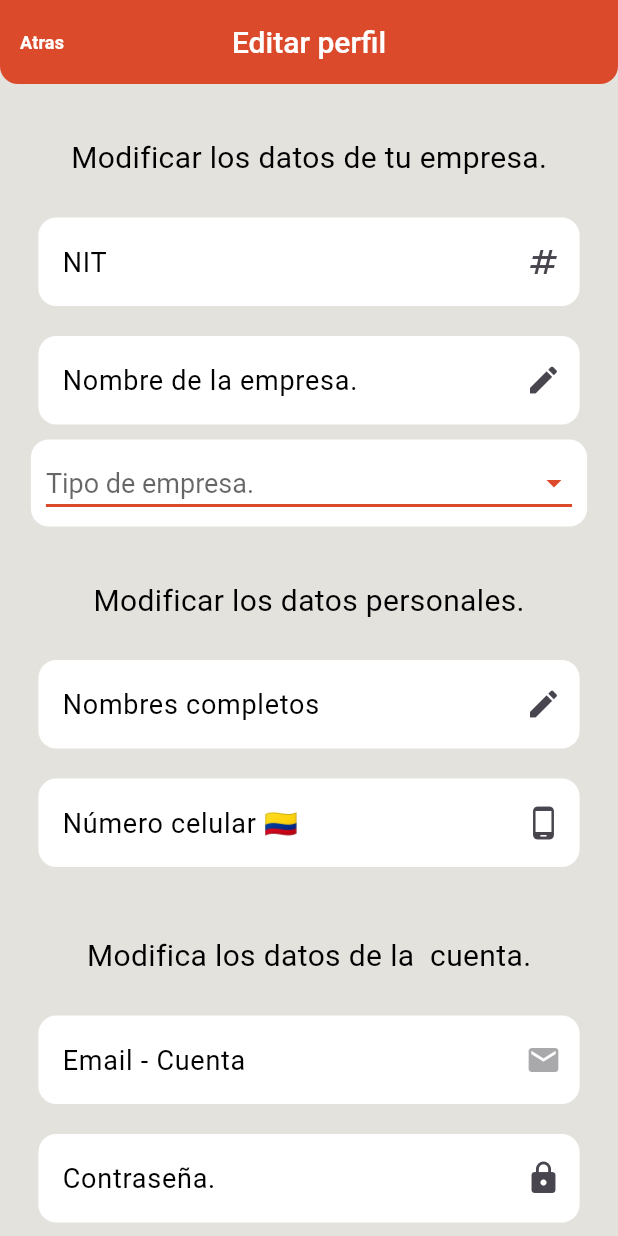
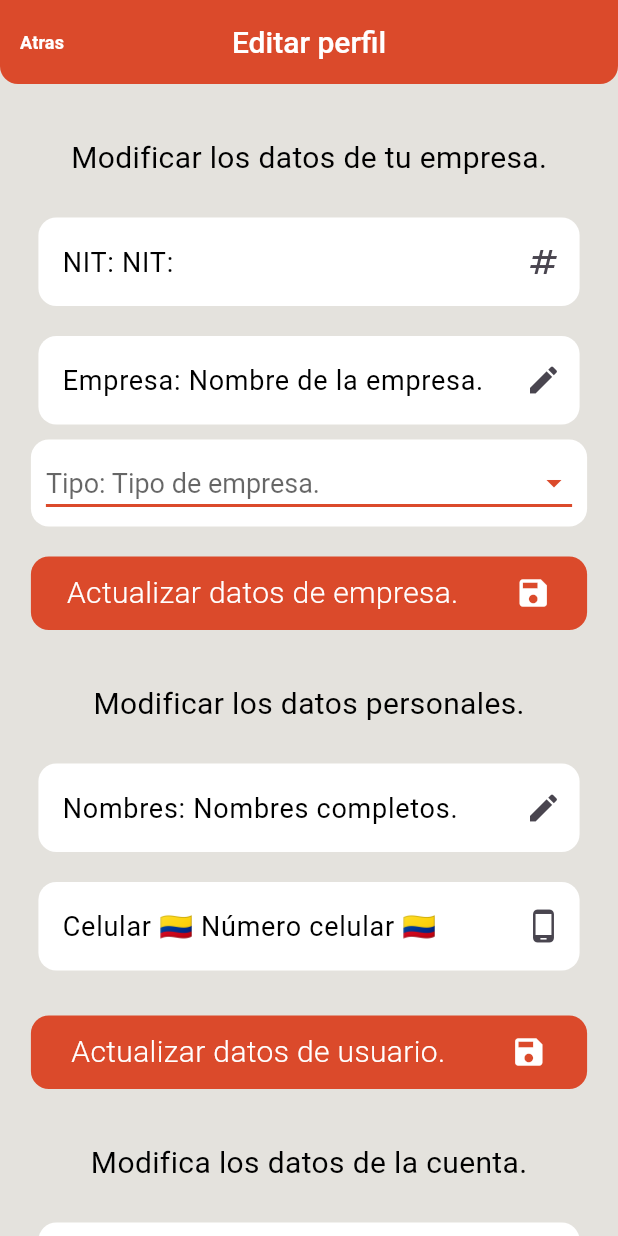
Before and after one commit to john-erik-moscoso/crmelinnovadorseller, a Flutter app: the EditProfileView screen opened by its route, on a phone screen of 412 x 824 dp. Run offline on Flutter 3.47's test engine with Material 3 defaults, Android fonts, the phone set to English and light mode, and no system bars; our stand-ins replace cloud_firestore, firebase_auth, firebase_core, flutter_custom_clippers, hugeicons, shared_preferences and 1 more; accounts and stored records are empty; network calls fail; statements that could not run were skipped.

```diff
--- a/lib/src/views/edit_profile_view.dart
+++ b/lib/src/views/edit_profile_view.dart
@@ -1,8 +1,8 @@
 import 'package:crmelinnovadorseller/src/controllers/edit_profile_controller.dart';
 import 'package:crmelinnovadorseller/src/tools/custom_colors.dart';
+import 'package:crmelinnovadorseller/src/widgets/custom_buttons.dart';
 import 'package:crmelinnovadorseller/src/widgets/custom_input.dart';
 import 'package:crmelinnovadorseller/src/widgets/custom_title.dart';
-import 'package:flutter/cupertino.dart';
 import 'package:flutter/material.dart';
 import 'package:flutter/scheduler.dart';
 
@@ -95,27 +95,29 @@ class _EditProfileViewState extends State<EditProfileView>
                   overflow: TextOverflow.clip,
                 ),
               ),
-              // Nombres y Apellidos
+              // NIT
               CustomInput(
                 controller: _controller.nit,
                 obscureText: false,
                 keyboardType: TextInputType.number,
                 fillColor: Colors.white,
-                title: 'NIT',
+                title: 'NIT: ${_controller.seller?.nit ?? 'NIT:'}',
                 icon: const Icon(Icons.numbers),
               ),
               // Nombre de la compañia
               CustomInput(
                 controller: _controller.companyName,
                 obscureText: false,
-                keyboardType: TextInputType.number,
+                keyboardType: TextInputType.text,
                 fillColor: Colors.white,
-                title: 'Nombre de la empresa.',
+                title:
+                    'Empresa: ${_controller.seller?.companyName ?? 'Nombre de la empresa.'}',
                 icon: const Icon(Icons.edit),
               ),
               // Tipo de empresa
               CustomDropdownMenu(
-                title: 'Tipo de empresa.',
+                title:
+                    'Tipo: ${_controller.seller?.companyType ?? 'Tipo de empresa.'}',
                 items: const <String>[
                   'Sociedad por acciones simplificadas (SAS)',
                   'Sociedad limitada',
@@ -132,7 +134,29 @@ class _EditProfileViewState extends State<EditProfileView>
                   });
                 },
               ),
-              // Datos de contacto
+              // Actualizar datos de la compañia
+              CustomButtons(
+                onTap: () async {
+                  _controller.saveDataCompany();
+                },
+                width: MediaQuery.of(context).size.width * .9,
+                padding: const EdgeInsets.symmetric(
+                  horizontal: 5,
+                  vertical: 10,
+                ),
+                margin: const EdgeInsets.only(top: 20),
+                backgroundColor: CustomColors.colorPrimary,
+                title: 'Actualizar datos de empresa.',
+                colorText: Colors.white,
+                fontSize: 20,
+                fontFamily: 'Roboto',
+                fontWeight: FontWeight.w300,
+                icon: const Icon(
+                  Icons.save,
+                  color: Colors.white,
+                ),
+              ),
+              // Descripcion datos de usuario
               const Padding(
                 padding: EdgeInsets.only(
                   top: 30,
@@ -151,27 +175,52 @@ class _EditProfileViewState extends State<EditProfileView>
               CustomInput(
                 controller: _controller.fullNames,
                 obscureText: false,
-                keyboardType: TextInputType.number,
+                keyboardType: TextInputType.text,
                 fillColor: Colors.white,
-                title: 'Nombres completos',
+                title:
+                    'Nombres: ${_controller.seller?.fullNames ?? 'Nombres completos.'}',
                 icon: const Icon(Icons.edit),
               ),
               // Telefono
               CustomInput(
                 controller: _controller.phoneNumber,
                 obscureText: false,
-                keyboardType: TextInputType.number,
+                keyboardType: TextInputType.phone,
                 fillColor: Colors.white,
-                title: 'Número celular 🇨🇴',
+                title:
+                    'Celular 🇨🇴 ${_controller.seller?.phoneNumber ?? 'Número celular 🇨🇴'}',
                 icon: const Icon(Icons.phone_android),
               ),
+              // Actualizar datos de usuario
+              CustomButtons(
+                onTap: () async {
+                  await _controller.saveDataUser();
+                },
+                width: MediaQuery.of(context).size.width * .9,
+                padding: const EdgeInsets.symmetric(
+                  horizontal: 5,
+                  vertical: 10,
+                ),
+                margin: const EdgeInsets.only(top: 20),
+                backgroundColor: CustomColors.colorPrimary,
+                title: 'Actualizar datos de usuario.',
+                colorText: Colors.white,
+                fontSize: 20,
+                fontFamily: 'Roboto',
+                fontWeight: FontWeight.w300,
+                icon: const Icon(
+                  Icons.save,
+                  color: Colors.white,
+                ),
+              ),
+              // Descripcio datos de cuenta
               const Padding(
                 padding: EdgeInsets.only(
                   top: 30,
                   bottom: 10,
                 ),
                 child: CustomTitle(
-                  title: 'Modifica los datos de la  cuenta.',
+                  title: 'Modifica los datos de la cuenta.',
                   fontSize: 20,
                   color: Colors.black,
                   fontFamily: 'Roboto',
@@ -193,7 +242,7 @@ class _EditProfileViewState extends State<EditProfileView>
               CustomInput(
                 controller: _controller.password,
                 obscureText: true,
-                keyboardType: TextInputType.number,
+                keyboardType: TextInputType.text,
                 fillColor: Colors.white,
                 title: 'Contraseña.',
                 icon: const Icon(Icons.lock),
@@ -202,11 +251,34 @@ class _EditProfileViewState extends State<EditProfileView>
               CustomInput(
                 controller: _controller.repeatPassword,
                 obscureText: true,
-                keyboardType: TextInputType.number,
+                keyboardType: TextInputType.text,
                 fillColor: Colors.white,
                 title: 'Repita la contraseña.',
                 icon: const Icon(Icons.lock),
               ),
+              // Actualizar datos de credenciales
+              CustomButtons(
+                onTap: () async {
+                  await _controller.saveCredentials();
+                },
+                width: MediaQuery.of(context).size.width * .9,
+                padding: const EdgeInsets.symmetric(
+                  horizontal: 5,
+                  vertical: 10,
+                ),
+                margin: const EdgeInsets.only(top: 20),
+                backgroundColor: CustomColors.colorPrimary,
+                title: 'Actualizar datos de la app.',
+                colorText: Colors.white,
+                fontSize: 20,
+                fontFamily: 'Roboto',
+                fontWeight: FontWeight.w300,
+                icon: const Icon(
+                  Icons.save,
+                  color: Colors.white,
+                ),
+              ),
+              const SizedBox(height: 50),
             ],
           ),
         ),
```
Also changed, not shown: lib/src/controllers/edit_profile_controller.dart (+144 -5 lines), lib/src/providers/autenticator_provider.dart (+28 -1 lines), lib/src/providers/seller_provider.dart (+5 -2 lines).
